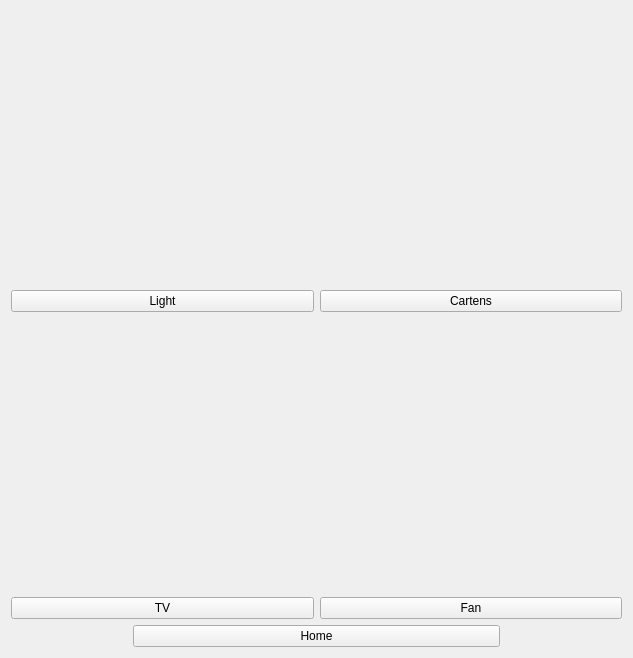
This is DeskTop App/UIs/living.ui in mohab-hisham/Smart-Home-System-controlled-by-EEG as Qt 5 draws it before an edit. The edited form follows.
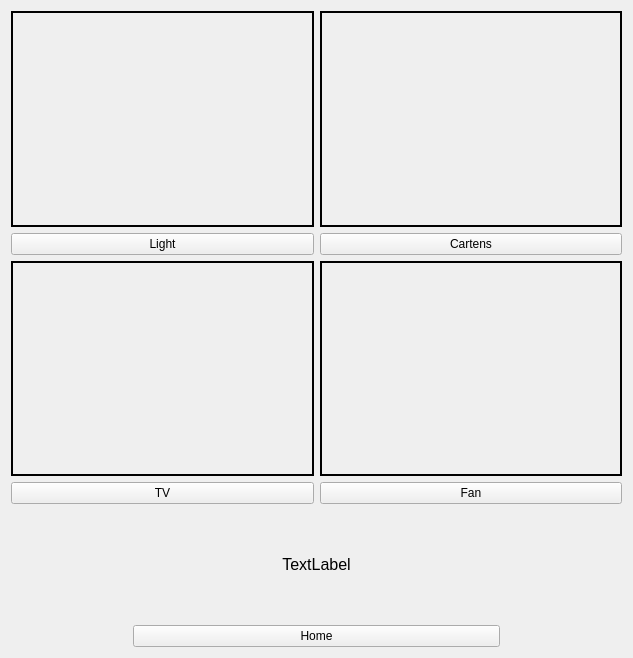
This is the edited form.

```diff
--- a/DeskTop App/UIs/living.ui
+++ b/DeskTop App/UIs/living.ui
@@ -13,13 +13,16 @@
   <property name="windowTitle">
    <string>Form</string>
   </property>
-  <layout class="QVBoxLayout" name="verticalLayout_5">
+  <layout class="QVBoxLayout" name="verticalLayout_5" stretch="9,2,2">
    <item>
     <layout class="QGridLayout" name="gridLayout">
      <item row="0" column="0">
       <layout class="QVBoxLayout" name="verticalLayout">
        <item>
         <widget class="QLabel" name="light_label">
+         <property name="frameShape">
+          <enum>QFrame::WinPanel</enum>
+         </property>
          <property name="text">
           <string/>
          </property>
@@ -41,6 +44,9 @@
       <layout class="QVBoxLayout" name="verticalLayout_2">
        <item>
         <widget class="QLabel" name="carten_label">
+         <property name="frameShape">
+          <enum>QFrame::WinPanel</enum>
+         </property>
          <property name="text">
           <string/>
          </property>
@@ -62,6 +68,9 @@
       <layout class="QVBoxLayout" name="verticalLayout_4">
        <item>
         <widget class="QLabel" name="tv_label">
+         <property name="frameShape">
+          <enum>QFrame::WinPanel</enum>
+         </property>
          <property name="text">
           <string/>
          </property>
@@ -83,6 +92,9 @@
       <layout class="QVBoxLayout" name="verticalLayout_3">
        <item>
         <widget class="QLabel" name="fan_label">
+         <property name="frameShape">
+          <enum>QFrame::WinPanel</enum>
+         </property>
          <property name="text">
           <string/>
          </property>
@@ -102,6 +114,21 @@
      </item>
     </layout>
    </item>
+   <item>
+    <widget class="QLabel" name="message_label">
+     <property name="font">
+      <font>
+       <pointsize>12</pointsize>
+      </font>
+     </property>
+     <property name="text">
+      <string>TextLabel</string>
+     </property>
+     <property name="alignment">
+      <set>Qt::AlignCenter</set>
+     </property>
+    </widget>
+   </item>
    <item>
     <layout class="QHBoxLayout" name="horizontalLayout" stretch="1,3,1">
      <item>
```
